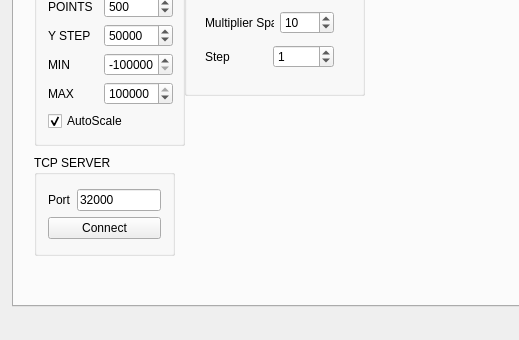
This is mainwindow.ui in gbrault/plotter as Qt 5 draws it before an edit; both pictures show x 0 to 519 and y 352 to 692 of the 966 by 692 pixel window. The edited form follows.
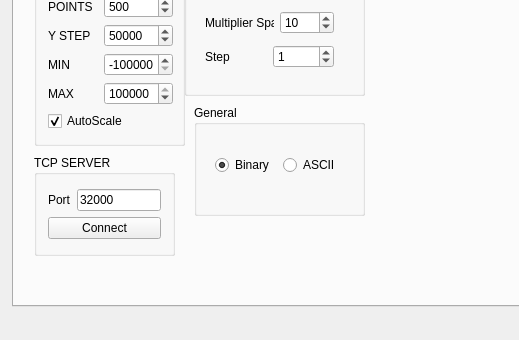
This is the edited form. The open tabs and pages were chosen to show the change. Custom widgets are drawn as their Qt base class.

Commit message: binary send + command start/stop

The edit to the form file:
```diff
--- a/mainwindow.ui
+++ b/mainwindow.ui
@@ -1078,6 +1078,61 @@
          </layout>
         </widget>
        </widget>
+       <widget class="QGroupBox" name="groupBoxGeneral">
+        <property name="geometry">
+         <rect>
+          <x>180</x>
+          <y>420</y>
+          <width>171</width>
+          <height>111</height>
+         </rect>
+        </property>
+        <property name="title">
+         <string>General</string>
+        </property>
+        <widget class="QWidget" name="verticalLayoutWidget_4">
+         <property name="geometry">
+          <rect>
+           <x>10</x>
+           <y>20</y>
+           <width>151</width>
+           <height>80</height>
+          </rect>
+         </property>
+         <layout class="QVBoxLayout" name="verticalLayout_8">
+          <item>
+           <layout class="QHBoxLayout" name="horizontalLayout_27">
+            <item>
+             <widget class="QRadioButton" name="radioButtonBinary">
+              <property name="text">
+               <string>Binary</string>
+              </property>
+              <property name="checked">
+               <bool>true</bool>
+              </property>
+              <attribute name="buttonGroup">
+               <string notr="true">buttonGroupEncoding</string>
+              </attribute>
+             </widget>
+            </item>
+            <item>
+             <widget class="QRadioButton" name="radioButtonASCII">
+              <property name="text">
+               <string>ASCII</string>
+              </property>
+              <attribute name="buttonGroup">
+               <string notr="true">buttonGroupEncoding</string>
+              </attribute>
+             </widget>
+            </item>
+           </layout>
+          </item>
+          <item>
+           <layout class="QHBoxLayout" name="horizontalLayout_28"/>
+          </item>
+         </layout>
+        </widget>
+       </widget>
       </widget>
       <widget class="QWidget" name="help">
        <attribute name="title">
```
Left out of the diff: 19 changed lines with no effect on the pictures. The commit also changes 4 other files.
